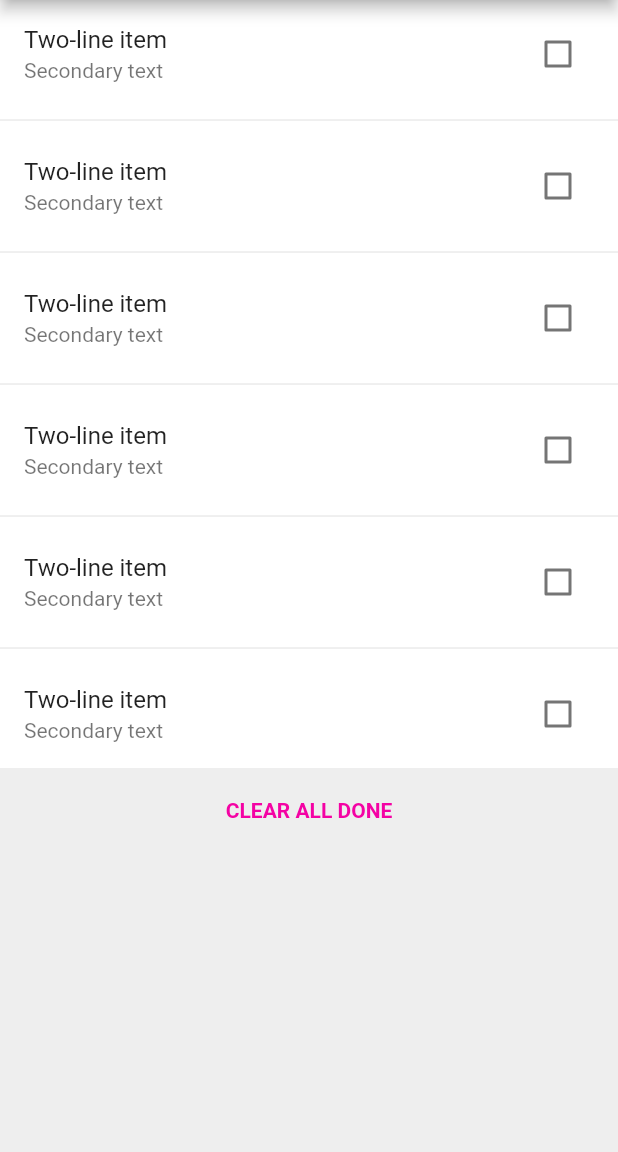
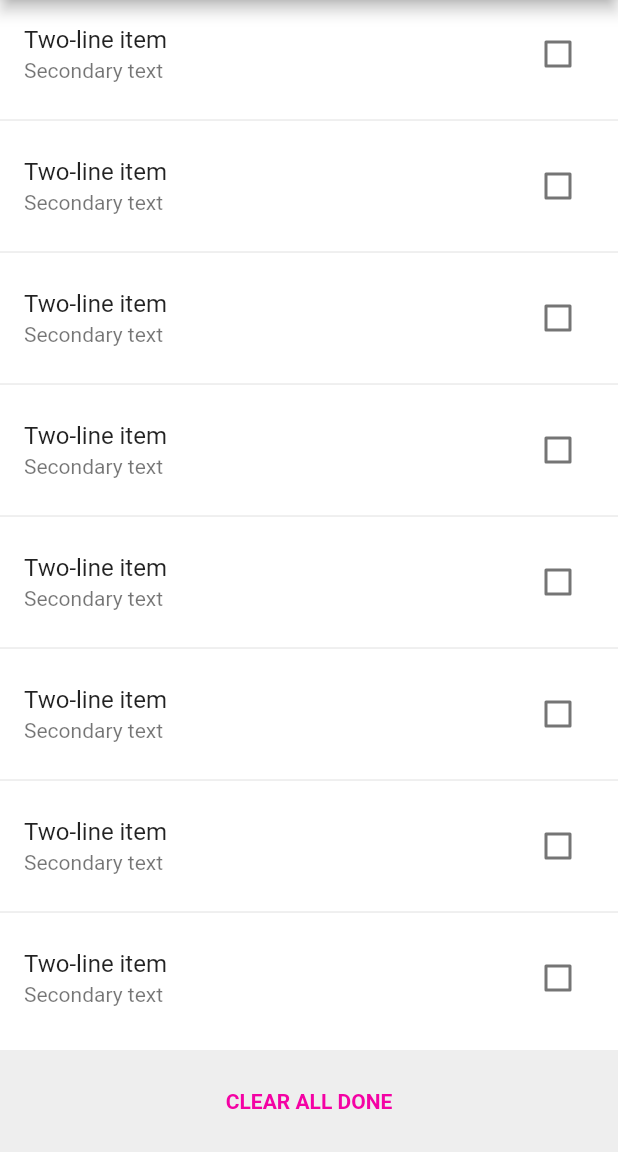
Before and after one commit to fedecor9/flutter-todo-app, a Flutter app: the screen it shows after launch, on a phone screen of 412 x 824 dp, the part 84-1236 px from its top. Run offline on Flutter 3.47's test engine with Material 2 defaults, Android fonts, the phone set to English and light mode, and no system bars.

Commit message:
Fix MARK AS DONE button layout

```diff
--- a/lib/views/detailed_todo_page.dart
+++ b/lib/views/detailed_todo_page.dart
@@ -18,7 +18,7 @@ class _DetaledTodoPageState extends State<DetaledTodoPage> {
       appBar: AppBar(
         title: const Text('Details'),
         leading: Row(
-          children: <Widget>[
+          children: [
             GestureDetector(
               child: const Icon(
                 Icons.navigate_before,
--- a/lib/views/home_page.dart
+++ b/lib/views/home_page.dart
@@ -21,21 +21,28 @@ class HomePage extends StatelessWidget {
                     MaterialPageRoute(
                         builder: (context) => const NewTodoPage()));
               },
-                  icon: const Icon(Icons.add)))
+              icon: const Icon(Icons.add),
+            ),
+          )
         ],
       ),
       body: Container(
         color: Colors.grey[200],
         child: Column(
-          children: const <Widget>[
-            ListViewPage(),
+          children: [
+            const Expanded(
+              child: ListViewPage(),
+            ),
             Padding(
-              padding: EdgeInsets.only(top: 20),
-              child: Text(
+              padding: const EdgeInsets.only(top: 10, bottom: 10),
+              child: TextButton(
+                onPressed: () => {},
+                child: const Text(
                   'CLEAR ALL DONE',
                   style: TextStyle(
                       color: Color.fromARGB(255, 244, 2, 164),
                       fontWeight: FontWeight.w600),
+                ),
               ),
             )
           ],
--- a/lib/views/list_view_page.dart
+++ b/lib/views/list_view_page.dart
@@ -18,10 +18,14 @@ class _ListViewPageState extends State<ListViewPage> {
     Todo('Two-line item', 'Secondary text'),
     Todo('Two-line item', 'Secondary text'),
     Todo('Two-line item', 'Secondary text'),
+    Todo('Two-line item', 'Secondary text'),
+    Todo('Two-line item', 'Secondary text'),
   ];
 
   void handleCheckbox(bool? newValue, int index) {
-    setState(() => {_todoList[index].done = newValue!});
+    setState(() {
+      _todoList[index].done = newValue!;
+    });
   }
 
   @override
```
Lines whose indentation alone changed are shown as unchanged.
